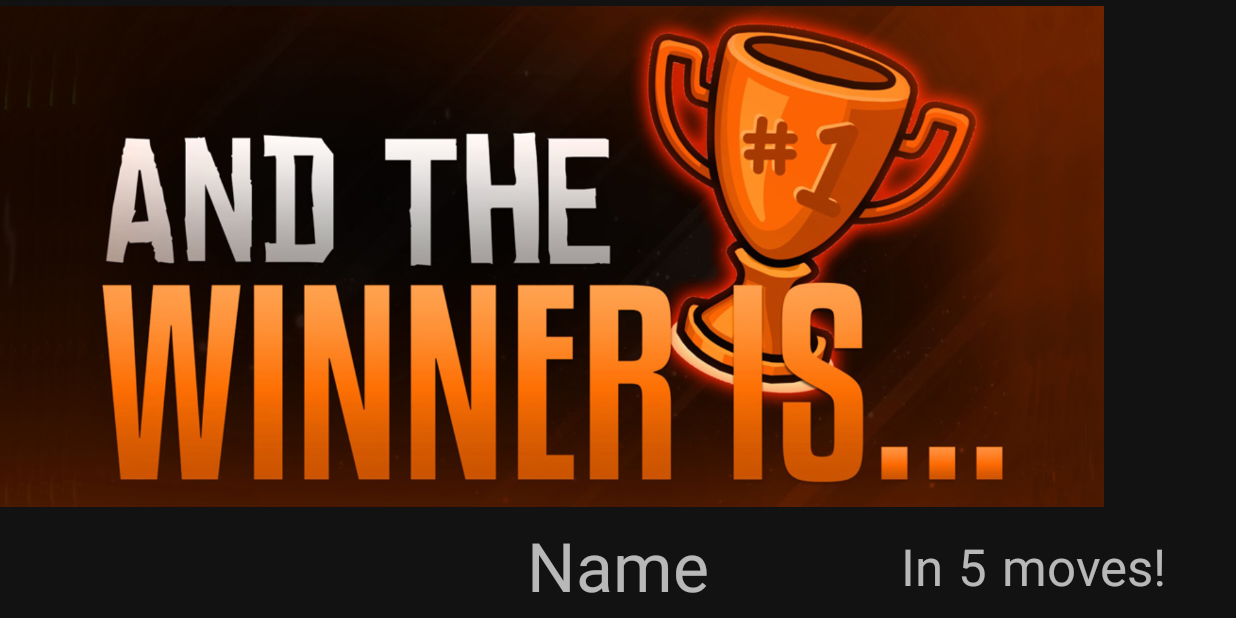
After one commit to rubenoosterwijk/RoyalGameofUr, an Android app: the WinnerFragment screen opened through its navigation route, on a phone screen of 824 x 412 dp (held sideways). The commit adds this screen. Run offline under Robolectric (Android 15) with nearby library versions, the light colour scheme and no system bars; our stand-ins replace Room's generated code; 3 statements that could not run were skipped.

Commit message:
Added winner fragment

```diff
--- /dev/null
+++ b/app/src/main/java/com/example/royalgameofur/ui/WinnerFragment.kt
@@ -0,0 +1,68 @@
+package com.example.royalgameofur.ui
+
+import android.os.Bundle
+import androidx.fragment.app.Fragment
+import android.view.LayoutInflater
+import android.view.View
+import android.view.ViewGroup
+import androidx.fragment.app.activityViewModels
+import com.example.royalgameofur.R
+import com.example.royalgameofur.repository.UrGameRepository
+import com.example.royalgameofur.viewmodel.UrGameViewModel
+import kotlinx.android.synthetic.main.fragment_board.*
+import kotlinx.android.synthetic.main.fragment_winner.*
+import kotlinx.coroutines.CoroutineScope
+import kotlinx.coroutines.Dispatchers
+import kotlinx.coroutines.launch
+import kotlinx.coroutines.withContext
+import java.lang.Boolean.TRUE
+
+class WinnerFragment : Fragment() {
+
+
+    private val viewModel: UrGameViewModel by activityViewModels()
+    private lateinit var repository: UrGameRepository
+
+    override fun onViewCreated(view: View, savedInstanceState: Bundle?) {
+        super.onViewCreated(view, savedInstanceState)
+        repository = UrGameRepository(requireContext())
+        getWinner()
+    }
+
+
+    override fun onCreateView(
+        inflater: LayoutInflater, container: ViewGroup?,
+        savedInstanceState: Bundle?
+    ): View? {
+        // Inflate the layout for this fragment
+        return inflater.inflate(R.layout.fragment_winner, container, false)
+    }
+
+    private fun getWinner() {
+        CoroutineScope(Dispatchers.IO).launch {
+            var player = repository.getPlayerWinner(winner = true)
+            var id = player.id
+            withContext(Dispatchers.Main) {
+                showWinner(id)
+            }
+        }
+    }
+
+
+    private fun showWinner(id: Int?) {
+
+        if (id == 1) {
+            viewModel.getPlayer1().observe(viewLifecycleOwner, { player1 ->
+                name.text = player1.name
+                moves_amount.text = player1.movenumber.toString()
+            })
+        }
+
+        if (id == 2) {
+            viewModel.getPlayer1().observe(viewLifecycleOwner, { player2 ->
+                name.text = player2.name
+                moves_amount.text = player2.movenumber.toString()
+            })
+        }
+    }
+}
--- /dev/null
+++ b/app/src/main/res/layout/fragment_winner.xml
@@ -0,0 +1,63 @@
+<?xml version="1.0" encoding="utf-8"?>
+<androidx.constraintlayout.widget.ConstraintLayout xmlns:android="http://schemas.android.com/apk/res/android"
+    xmlns:app="http://schemas.android.com/apk/res-auto"
+    xmlns:tools="http://schemas.android.com/tools"
+    android:id="@+id/frameLayout2"
+    android:layout_width="match_parent"
+    android:layout_height="match_parent"
+    tools:context=".ui.WinnerFragment">
+
+    <!-- TODO: Update blank fragment layout -->
+
+
+    <TextView
+        android:id="@+id/name"
+        android:layout_width="wrap_content"
+        android:layout_height="wrap_content"
+        android:text="@string/name"
+        android:textAppearance="@style/TextAppearance.AppCompat.Display2"
+        app:layout_constraintBottom_toBottomOf="parent"
+        app:layout_constraintEnd_toEndOf="parent"
+        app:layout_constraintStart_toStartOf="parent"
+        app:layout_constraintTop_toBottomOf="@+id/imageView" />
+
+    <ImageView
+        android:id="@+id/imageView"
+        android:layout_width="736dp"
+        android:layout_height="342dp"
+        android:src="@drawable/winner"
+        app:layout_constraintStart_toStartOf="parent"
+        app:layout_constraintTop_toTopOf="parent" />
+
+    <TextView
+        android:id="@+id/textView3"
+        android:layout_width="wrap_content"
+        android:layout_height="wrap_content"
+        android:text="@string/in"
+        android:textAppearance="@style/TextAppearance.AppCompat.Display1"
+        app:layout_constraintEnd_toStartOf="@+id/moves_amount"
+        app:layout_constraintTop_toTopOf="@+id/moves_amount" />
+
+    <TextView
+        android:id="@+id/textView"
+        android:layout_width="wrap_content"
+        android:layout_height="wrap_content"
+        android:text="@string/moves"
+        android:textAppearance="@style/TextAppearance.AppCompat.Display1"
+        app:layout_constraintBottom_toBottomOf="@+id/name"
+        app:layout_constraintStart_toEndOf="@+id/moves_amount"
+        app:layout_constraintTop_toTopOf="@+id/name"/>
+
+    <TextView
+        android:id="@+id/moves_amount"
+        android:layout_width="wrap_content"
+        android:layout_height="wrap_content"
+        android:paddingLeft="10dp"
+        android:paddingEnd="10dp"
+        android:text="@string/_5"
+        android:textAppearance="@style/TextAppearance.AppCompat.Display1"
+        app:layout_constraintEnd_toEndOf="parent"
+        app:layout_constraintStart_toEndOf="@+id/name"
+        app:layout_constraintTop_toTopOf="@+id/textView" />
+
+</androidx.constraintlayout.widget.ConstraintLayout>
--- a/app/src/main/res/navigation/nav_graph.xml
+++ b/app/src/main/res/navigation/nav_graph.xml
@@ -18,5 +18,14 @@
         android:id="@+id/urGameFragment"
         android:name="com.example.royalgameofur.ui.UrGameFragment"
         android:label="fragment_gameboard"
-        tools:layout="@layout/fragment_board" />
+        tools:layout="@layout/fragment_board" >
+        <action
+            android:id="@+id/action_urGameFragment_to_winnerFragment"
+            app:destination="@id/winnerFragment" />
+    </fragment>
+    <fragment
+        android:id="@+id/winnerFragment"
+        android:name="com.example.royalgameofur.ui.WinnerFragment"
+        android:label="fragment_winner"
+        tools:layout="@layout/fragment_winner" />
 </navigation>
--- a/app/src/main/res/values/strings.xml
+++ b/app/src/main/res/values/strings.xml
@@ -23,4 +23,8 @@
     <string name="thrown_score">Dice:</string>
     <string name="roll">Roll</string>
     <string name="play">Play</string>
+    <string name="in">In</string>
+    <string name="moves">moves!</string>
+    <string name="_5">5</string>
+    <string name="name">Name</string>
 </resources>
```
Also changed, not shown: app/src/main/res/drawable/winner.jpg (added).
